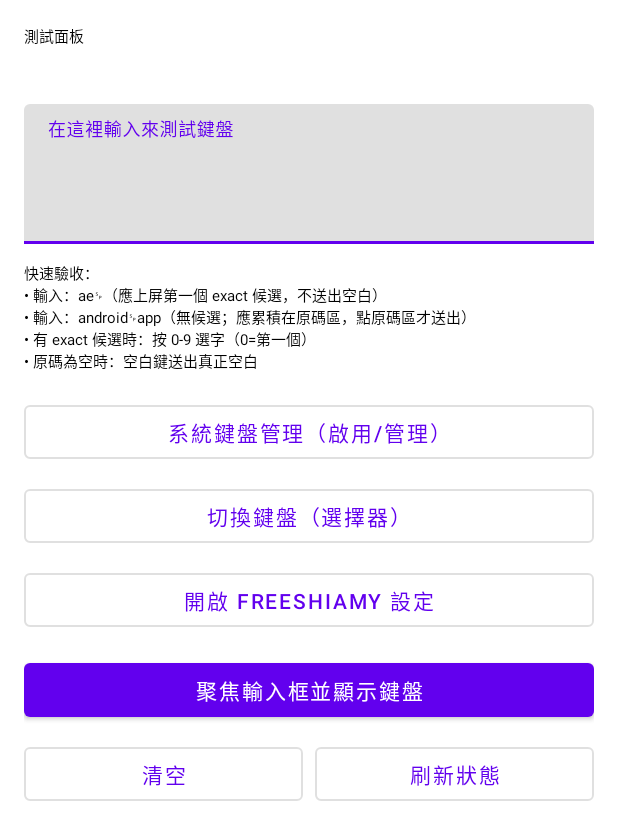
After one commit to oskuhsiu/freeshiamy-android, an Android app: the layout activity_test_panel.xml on its own in the app's theme, with its tools: preview values and no code run, on a phone screen of 412 x 824 dp. The commit adds this screen. Shown: the top 840 px of the screen. Run offline under Robolectric (Android 15) with nearby library versions, the phone set to English and light mode, and no system bars.

Commit message:
修正肉眼可見的問題

```diff
--- a/app/src/main/AndroidManifest.xml
+++ b/app/src/main/AndroidManifest.xml
@@ -10,13 +10,17 @@
         android:theme="@style/Theme.Freeshiamy">
 
         <activity
-            android:name="me.osku.freeshiamy.settings.SettingsActivity"
+            android:name="me.osku.freeshiamy.TestPanelActivity"
             android:exported="true">
             <intent-filter>
                 <action android:name="android.intent.action.MAIN" />
                 <category android:name="android.intent.category.LAUNCHER" />
             </intent-filter>
         </activity>
+
+        <activity
+            android:name="me.osku.freeshiamy.settings.SettingsActivity"
+            android:exported="true" />
 
         <service
             android:name="me.osku.freeshiamy.FreeShiamyIME"
--- /dev/null
+++ b/app/src/main/res/layout/activity_test_panel.xml
@@ -0,0 +1,111 @@
+<?xml version="1.0" encoding="utf-8"?>
+<ScrollView xmlns:android="http://schemas.android.com/apk/res/android"
+    xmlns:app="http://schemas.android.com/apk/res-auto"
+    android:id="@+id/root"
+    android:layout_width="match_parent"
+    android:layout_height="match_parent"
+    android:fillViewport="true">
+
+    <LinearLayout
+        android:layout_width="match_parent"
+        android:layout_height="wrap_content"
+        android:orientation="vertical"
+        android:padding="16dp">
+
+        <TextView
+            android:layout_width="match_parent"
+            android:layout_height="wrap_content"
+            android:text="@string/test_panel_title"
+            android:textAppearance="?attr/textAppearanceHeadlineSmall" />
+
+        <TextView
+            android:id="@+id/ime_status"
+            android:layout_width="match_parent"
+            android:layout_height="wrap_content"
+            android:layout_marginTop="8dp"
+            android:textAppearance="?attr/textAppearanceBodyMedium" />
+
+        <com.google.android.material.textfield.TextInputLayout
+            android:layout_width="match_parent"
+            android:layout_height="wrap_content"
+            android:layout_marginTop="16dp"
+            android:hint="@string/test_panel_input_hint">
+
+            <com.google.android.material.textfield.TextInputEditText
+                android:id="@+id/test_input"
+                android:layout_width="match_parent"
+                android:layout_height="wrap_content"
+                android:imeOptions="flagNoPersonalizedLearning"
+                android:inputType="textMultiLine|textNoSuggestions"
+                android:minLines="3" />
+        </com.google.android.material.textfield.TextInputLayout>
+
+        <TextView
+            android:layout_width="match_parent"
+            android:layout_height="wrap_content"
+            android:layout_marginTop="12dp"
+            android:text="@string/test_panel_instructions"
+            android:textAppearance="?attr/textAppearanceBodySmall" />
+
+        <LinearLayout
+            android:layout_width="match_parent"
+            android:layout_height="wrap_content"
+            android:layout_marginTop="16dp"
+            android:orientation="vertical">
+
+            <com.google.android.material.button.MaterialButton
+                android:id="@+id/btn_open_ime_settings"
+                style="?attr/materialButtonOutlinedStyle"
+                android:layout_width="match_parent"
+                android:layout_height="wrap_content"
+                android:text="@string/test_panel_open_ime_settings" />
+
+            <com.google.android.material.button.MaterialButton
+                android:id="@+id/btn_show_ime_picker"
+                style="?attr/materialButtonOutlinedStyle"
+                android:layout_width="match_parent"
+                android:layout_height="wrap_content"
+                android:layout_marginTop="8dp"
+                android:text="@string/test_panel_show_ime_picker" />
+
+            <com.google.android.material.button.MaterialButton
+                android:id="@+id/btn_open_app_settings"
+                style="?attr/materialButtonOutlinedStyle"
+                android:layout_width="match_parent"
+                android:layout_height="wrap_content"
+                android:layout_marginTop="8dp"
+                android:text="@string/test_panel_open_app_settings" />
+
+            <com.google.android.material.button.MaterialButton
+                android:id="@+id/btn_focus"
+                android:layout_width="match_parent"
+                android:layout_height="wrap_content"
+                android:layout_marginTop="12dp"
+                android:text="@string/test_panel_focus_and_show_keyboard" />
+
+            <LinearLayout
+                android:layout_width="match_parent"
+                android:layout_height="wrap_content"
+                android:layout_marginTop="8dp"
+                android:orientation="horizontal">
+
+                <com.google.android.material.button.MaterialButton
+                    android:id="@+id/btn_clear"
+                    style="?attr/materialButtonOutlinedStyle"
+                    android:layout_width="0dp"
+                    android:layout_height="wrap_content"
+                    android:layout_weight="1"
+                    android:text="@string/test_panel_clear" />
+
+                <com.google.android.material.button.MaterialButton
+                    android:id="@+id/btn_refresh"
+                    style="?attr/materialButtonOutlinedStyle"
+                    android:layout_width="0dp"
+                    android:layout_height="wrap_content"
+                    android:layout_marginStart="8dp"
+                    android:layout_weight="1"
+                    android:text="@string/test_panel_refresh_status" />
+            </LinearLayout>
+        </LinearLayout>
+    </LinearLayout>
+</ScrollView>
--- a/app/src/main/res/values/strings.xml
+++ b/app/src/main/res/values/strings.xml
@@ -20,4 +20,15 @@
     <string name="language_selection_title">Input languages</string>
     <string name="select_language">Select input languages</string>
     <string name="general_category">General</string>
+
+    <!-- Test panel -->
+    <string name="test_panel_title">測試面板</string>
+    <string name="test_panel_input_hint">在這裡輸入來測試鍵盤</string>
+    <string name="test_panel_instructions">快速驗收：\n• 輸入：ae␠（應上屏第一個 exact 候選，不送出空白）\n• 輸入：android␠app（無候選；應累積在原碼區，點原碼區才送出）\n• 有 exact 候選時：按 0-9 選字（0=第一個）\n• 原碼為空時：空白鍵送出真正空白</string>
+    <string name="test_panel_open_ime_settings">系統鍵盤管理（啟用/管理）</string>
+    <string name="test_panel_show_ime_picker">切換鍵盤（選擇器）</string>
+    <string name="test_panel_open_app_settings">開啟 FreeShiamy 設定</string>
+    <string name="test_panel_focus_and_show_keyboard">聚焦輸入框並顯示鍵盤</string>
+    <string name="test_panel_clear">清空</string>
+    <string name="test_panel_refresh_status">刷新狀態</string>
 </resources>
--- a/app/src/main/res/xml/ime_preferences.xml
+++ b/app/src/main/res/xml/ime_preferences.xml
@@ -23,7 +23,7 @@
         <SeekBarPreference
             android:defaultValue="100"
             android:key="keyboard_height_percent"
-            android:max="140"
+            android:max="220"
             android:min="80"
             android:title="鍵盤高度（%）" />
 
```
Also changed, not shown: app/src/main/java/me/osku/freeshiamy/FreeShiamyIME.kt (+57 -20 lines), app/src/main/java/me/osku/freeshiamy/FreeShiamyKeyboardView.kt (+36 -18 lines), app/src/main/java/me/osku/freeshiamy/TestPanelActivity.kt (added, +70 -0 lines), app/src/main/java/me/osku/freeshiamy/ui/CandidateBarView.kt (+50 -2 lines), app/src/main/res/layout/candidate_bar.xml (+11 -10 lines), app/src/main/res/layout/input.xml (+14 -5 lines), app/src/main/res/xml/qwerty.xml (+41 -37 lines).
